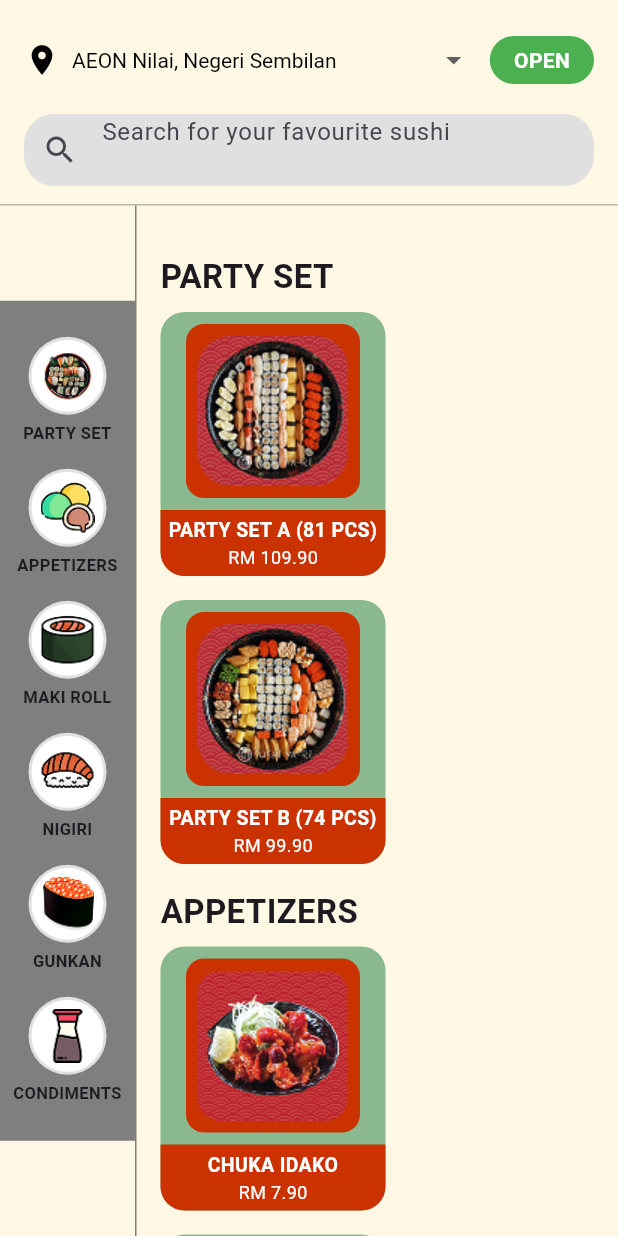
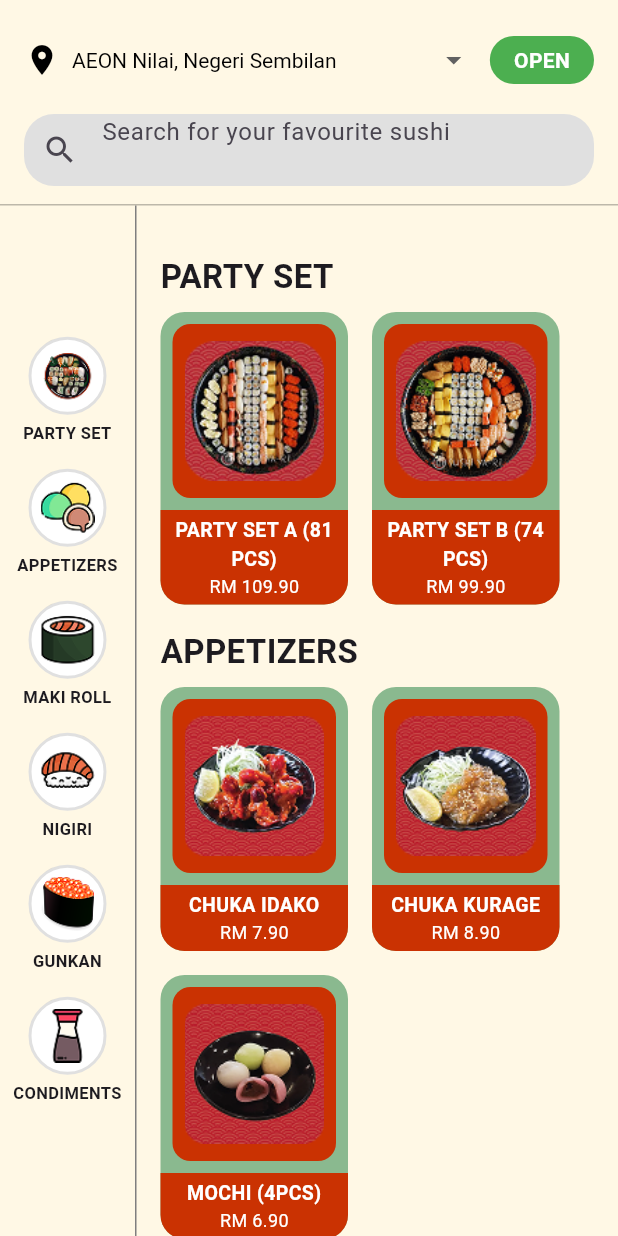
Before and after one commit to raymondlhh/Mobile_A1, a Flutter app: the MenuScreen screen opened directly, on a phone screen of 412 x 824 dp. Run offline on Flutter 3.47's test engine with Material 3 defaults, Android fonts, the phone set to English and light mode, and no system bars; our stand-ins replace image_picker; Roboto replaces fonts that are missing (PermanentMarker).

Commit message:
Update menu_screen.dart

```diff
--- a/lib/screens/menu/menu_screen.dart
+++ b/lib/screens/menu/menu_screen.dart
@@ -89,7 +89,7 @@ class MenuScreen extends StatelessWidget {
                   // Side Navigation (Scrollable)
                   Container(
                     width: 90,
-                    color: const Color(0xFF7F7F7F),
+                    color: const Color(0xFFFFF8E5),
                     child: SingleChildScrollView(
                       child: Column(
                         mainAxisAlignment: MainAxisAlignment.start,
@@ -348,7 +348,7 @@ class _MenuItem extends StatelessWidget {
         );
       },
       child: Container(
-        width: 150,
+        width: 125,
         decoration: BoxDecoration(
           color: const Color(0xFF8AB98F),
           borderRadius: BorderRadius.circular(16),
```
